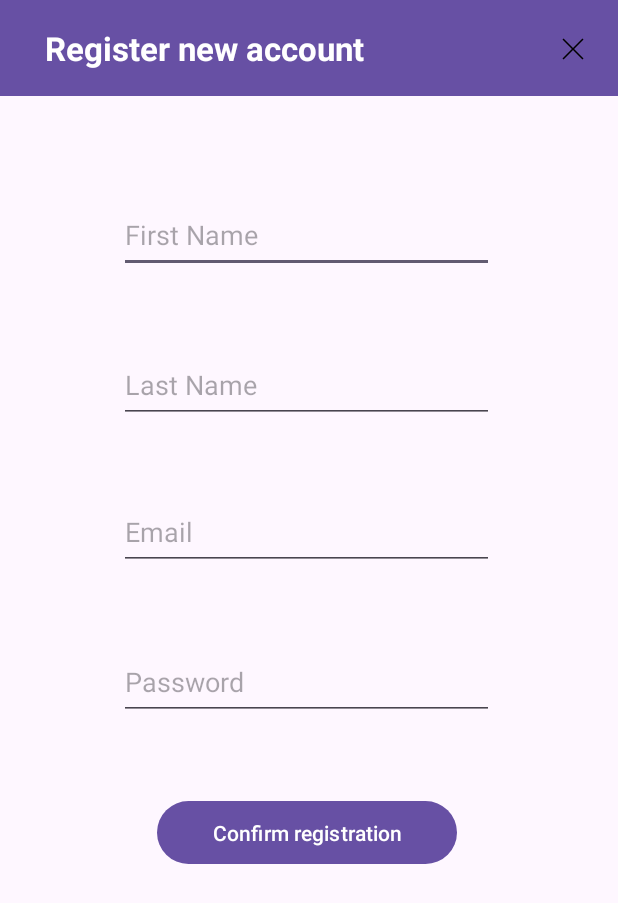
After one commit to EricWou/WouFit, an Android app: the layout register_layout.xml on its own in the app's theme, with its tools: preview values and no code run, on a phone screen of 412 x 824 dp. The commit adds this screen. Shown: the top 903 px of the screen. Run offline under Robolectric (Android 15) with nearby library versions, the phone set to English and light mode, and no system bars.

Commit message:
Implemented registration through dialog

```diff
--- a/app/src/main/AndroidManifest.xml
+++ b/app/src/main/AndroidManifest.xml
@@ -13,6 +13,9 @@
         android:theme="@style/Theme.WouFit"
         tools:targetApi="31">
         <activity
+            android:name=".RegisterActivity"
+            android:exported="false" />
+        <activity
             android:name=".MainActivity"
             android:exported="true">
             <intent-filter>
--- /dev/null
+++ b/app/src/main/res/drawable/icon_close.xml
@@ -0,0 +1,10 @@
+<?xml version="1.0" encoding="utf-8"?>
+<vector xmlns:android="http://schemas.android.com/apk/res/android"
+    android:width="24dp"
+    android:height="24dp"
+    android:viewportWidth="24"
+    android:viewportHeight="24">
+    <path
+        android:fillColor="#FF000000"
+        android:pathData="M18.3,5.71L12,12.01 5.71,5.71 5,6.41 11.29,12.71 5,19 5.71,19.71 12,13.41 18.3,19.71 19,19 12.71,12.71 19,6.41z"/>
+</vector>
--- /dev/null
+++ b/app/src/main/res/layout/register_layout.xml
@@ -0,0 +1,113 @@
+<?xml version="1.0" encoding="utf-8"?>
+<androidx.constraintlayout.widget.ConstraintLayout xmlns:android="http://schemas.android.com/apk/res/android"
+    xmlns:app="http://schemas.android.com/apk/res-auto"
+    xmlns:tools="http://schemas.android.com/tools"
+    android:layout_width="match_parent"
+    android:layout_height="match_parent"
+    android:paddingBottom="50dp" >
+
+    <androidx.appcompat.widget.Toolbar
+        android:id="@+id/register_toolbar"
+        android:layout_width="match_parent"
+        android:layout_height="wrap_content"
+        android:background="?attr/colorPrimary"
+        android:minHeight="?attr/actionBarSize"
+        android:theme="?attr/actionBarTheme"
+        android:paddingStart="30dp"
+        android:paddingEnd="5dp"
+        app:layout_constraintBottom_toBottomOf="parent"
+        app:layout_constraintEnd_toEndOf="parent"
+        app:layout_constraintHorizontal_bias="1.0"
+        app:layout_constraintStart_toStartOf="parent"
+        app:layout_constraintTop_toTopOf="parent"
+        app:layout_constraintVertical_bias="0.0">
+
+        <TextView
+            android:id="@+id/register_toolbar_title_text_view"
+            android:layout_width="wrap_content"
+            android:layout_height="wrap_content"
+            android:layout_gravity="start"
+            android:text="@string/register_toolbar_dialog_text_view"
+            android:textColor="@android:color/white"
+            android:textSize="22sp"
+            android:textStyle="bold" />
+
+        <ImageButton
+            android:id="@+id/register_toolbar_close_button"
+            android:layout_width="50dp"
+            android:layout_height="50dp"
+            android:layout_gravity="end"
+            android:background="?attr/selectableItemBackgroundBorderless"
+            android:src="@drawable/icon_close"
+            android:contentDescription="X button" />
+
+    </androidx.appcompat.widget.Toolbar>
+
+    <EditText
+        android:id="@+id/first_name_register_edit_text"
+        android:layout_width="250dp"
+        android:layout_height="50dp"
+        android:layout_marginTop="68dp"
+        android:ems="10"
+        android:hint="First Name"
+        android:inputType="text"
+        android:text="@string/first_name_register_edit_text"
+        app:layout_constraintEnd_toEndOf="parent"
+        app:layout_constraintHorizontal_bias="0.491"
+        app:layout_constraintStart_toStartOf="parent"
+        app:layout_constraintTop_toBottomOf="@+id/register_toolbar" />
+
+    <EditText
+        android:id="@+id/last_name_register_edit_text"
+        android:layout_width="250dp"
+        android:layout_height="50dp"
+        android:layout_marginTop="50dp"
+        android:ems="10"
+        android:hint="Last Name"
+        android:inputType="text"
+        android:text="@string/last_name_register_edit_text"
+        app:layout_constraintEnd_toEndOf="parent"
+        app:layout_constraintHorizontal_bias="0.491"
+        app:layout_constraintStart_toStartOf="parent"
+        app:layout_constraintTop_toBottomOf="@+id/first_name_register_edit_text" />
+
+    <EditText
+        android:id="@+id/email_register_edit_text"
+        android:layout_width="250dp"
+        android:layout_height="50dp"
+        android:layout_marginTop="48dp"
+        android:ems="10"
+        android:hint="Email"
+        android:inputType="textEmailAddress"
+        android:text="@string/email_register_edit_text"
+        app:layout_constraintEnd_toEndOf="parent"
+        app:layout_constraintHorizontal_bias="0.491"
+        app:layout_constraintStart_toStartOf="parent"
+        app:layout_constraintTop_toBottomOf="@+id/last_name_register_edit_text" />
+
+    <EditText
+        android:id="@+id/password_register_edit_text"
+        android:layout_width="250dp"
+        android:layout_height="50dp"
+        android:layout_marginTop="50dp"
+        android:ems="10"
+        android:hint="Password"
+        android:inputType="textPassword"
+        android:text="@string/password_register_edit_text"
+        app:layout_constraintEnd_toEndOf="parent"
+        app:layout_constraintHorizontal_bias="0.491"
+        app:layout_constraintStart_toStartOf="parent"
+        app:layout_constraintTop_toBottomOf="@+id/email_register_edit_text" />
+
+    <Button
+        android:id="@+id/register_confirm_button"
+        android:layout_width="200dp"
+        android:layout_height="50dp"
+        android:layout_marginTop="50dp"
+        android:text="@string/register_confirm_button"
+        app:layout_constraintEnd_toEndOf="parent"
+        app:layout_constraintHorizontal_bias="0.495"
+        app:layout_constraintStart_toStartOf="parent"
+        app:layout_constraintTop_toBottomOf="@+id/password_register_edit_text" />
+
+</androidx.constraintlayout.widget.ConstraintLayout>
--- a/app/src/main/res/values/strings_main.xml
+++ b/app/src/main/res/values/strings_main.xml
@@ -7,5 +7,5 @@
     <string name="password_input_edit_text"> </string>
     <string name="login_button">Login</string>
     <string name="register_title_text_view">Don\'t already have an account?</string>
-    <string name="register_button">Register</string>
+    <string name="register_button">Register now</string>
 </resources>
--- /dev/null
+++ b/app/src/main/res/values/strings_register.xml
@@ -0,0 +1,9 @@
+<?xml version="1.0" encoding="utf-8"?>
+<resources>
+    <string name="first_name_register_edit_text"> </string>
+    <string name="last_name_register_edit_text"> </string>
+    <string name="email_register_edit_text"> </string>
+    <string name="password_register_edit_text"> </string>
+    <string name="register_confirm_button">Confirm registration</string>
+    <string name="register_toolbar_dialog_text_view">Register new account</string>
+</resources>
```
Also changed, not shown: app/src/main/java/com/example/woufit/MainActivity.java (+116 -3 lines), app/src/main/java/com/example/woufit/RegisterActivity.java (added, +20 -0 lines), app/src/main/java/com/example/woufit/model/FormValidation.java (added, +24 -0 lines), app/src/main/java/com/example/woufit/model/Users.java (+83 -2 lines), app/src/main/res/layout/activity_main.xml (+4 -3 lines), app/src/main/res/layout/activity_register.xml (added, +20 -0 lines).
